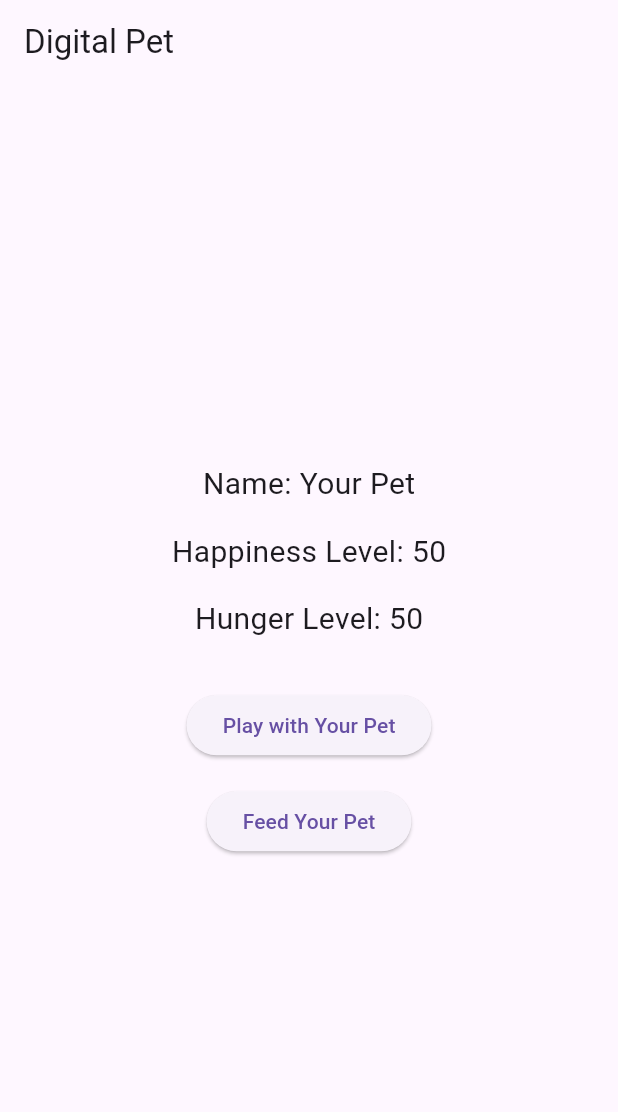
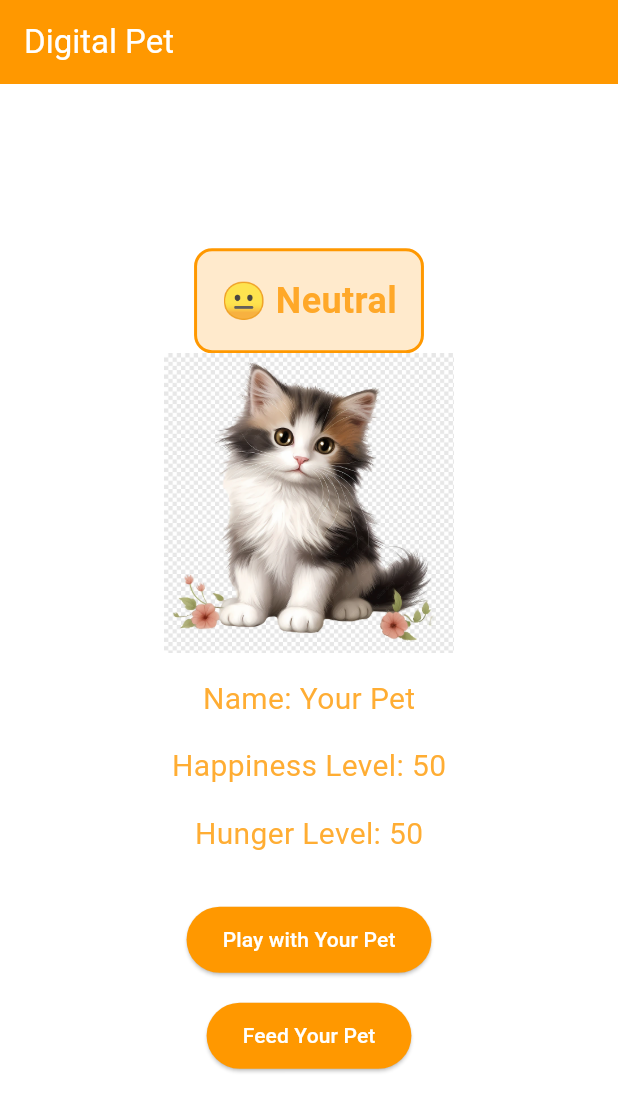
Before and after one commit to sseid4/real_pet_app, a Flutter app: the screen it shows after launch, on a phone screen of 412 x 824 dp. Shown: the top 1112 px of the screen. Run offline on Flutter 3.47's test engine with Material 3 defaults, Android fonts, the light colour scheme and no system bars.

Commit message:
Add the image and removed the background

```diff
--- a/lib/main.dart
+++ b/lib/main.dart
@@ -1,9 +1,7 @@
 import 'package:flutter/material.dart';
 
 void main() {
-  runApp(MaterialApp(
-    home: DigitalPetApp(),
-  ));
+  runApp(MaterialApp(home: DigitalPetApp()));
 }
 
 class DigitalPetApp extends StatefulWidget {
@@ -16,9 +14,45 @@
   int happinessLevel = 50;
   int hungerLevel = 50;
 
+  // Color changing function based on happiness level
+  Color _getPetMoodColor() {
+    if (happinessLevel >= 80) {
+      return const Color.fromARGB(255, 86, 175, 76); // Very happy - green
+    } else if (happinessLevel >= 60) {
+      return Colors.blue; // Happy - blue
+    } else if (happinessLevel >= 40) {
+      return Colors.orange; // Neutral - orange
+    } else if (happinessLevel >= 20) {
+      return Colors.red; // Sad - red
+    } else {
+      return Colors.grey; // Very sad - grey
+    }
+  }
+
+  // Get text color based on mood
+  Color _getTextColor() {
+    return _getPetMoodColor().withOpacity(0.8);
+  }
+
+  // Get mood text based on happiness level
+  String _getPetMoodText() {
+    if (happinessLevel >= 80) {
+      return "😄 Extremely Happy!";
+    } else if (happinessLevel >= 60) {
+      return "😊 Happy";
+    } else if (happinessLevel >= 40) {
+      return "😐 Neutral";
+    } else if (happinessLevel >= 20) {
+      return "😢 Sad";
+    } else {
+      return "😭 Very Sad";
+    }
+  }
+
   void _playWithPet() {
     setState(() {
       happinessLevel += 10;
+      if (happinessLevel > 100) happinessLevel = 100;
       _updateHunger();
     });
   }
@@ -26,6 +60,7 @@
   void _feedPet() {
     setState(() {
       hungerLevel -= 10;
+      if (hungerLevel < 0) hungerLevel = 0;
       _updateHappiness();
     });
   }
@@ -36,6 +71,8 @@
     } else {
       happinessLevel += 10;
     }
+    if (happinessLevel > 100) happinessLevel = 100;
+    if (happinessLevel < 0) happinessLevel = 0;
   }
 
   void _updateHunger() {
@@ -53,33 +90,71 @@
     return Scaffold(
       appBar: AppBar(
         title: Text('Digital Pet'),
+        backgroundColor: _getPetMoodColor(),
+        foregroundColor: Colors.white,
       ),
+      backgroundColor: Colors.white, // Remove colored background
       body: Center(
         child: Column(
           mainAxisAlignment: MainAxisAlignment.center,
           children: <Widget>[
+            // Pet mood indicator
+            Container(
+              padding: EdgeInsets.all(16.0),
+              decoration: BoxDecoration(
+                color: _getPetMoodColor().withOpacity(0.2),
+                borderRadius: BorderRadius.circular(12.0),
+                border: Border.all(color: _getPetMoodColor(), width: 2.0),
+              ),
+              child: Text(
+                _getPetMoodText(),
+                style: TextStyle(
+                  fontSize: 24.0,
+                  fontWeight: FontWeight.bold,
+                  color: _getTextColor(),
+                ),
+              ),
+            ),
+            Image.asset(
+              'assets/images/cat.webp',
+              width: 200,
+              height: 200,
+              color: Colors.transparent,
+              colorBlendMode: BlendMode.multiply,
+            ),
+            SizedBox(height: 16.0),
             Text(
               'Name: $petName',
-              style: TextStyle(fontSize: 20.0),
+              style: TextStyle(fontSize: 20.0, color: _getTextColor()),
             ),
             SizedBox(height: 16.0),
             Text(
               'Happiness Level: $happinessLevel',
-              style: TextStyle(fontSize: 20.0),
+              style: TextStyle(fontSize: 20.0, color: _getTextColor()),
             ),
             SizedBox(height: 16.0),
             Text(
               'Hunger Level: $hungerLevel',
-              style: TextStyle(fontSize: 20.0),
+              style: TextStyle(fontSize: 20.0, color: _getTextColor()),
             ),
             SizedBox(height: 32.0),
             ElevatedButton(
               onPressed: _playWithPet,
+              style: ElevatedButton.styleFrom(
+                backgroundColor: _getPetMoodColor(),
+                foregroundColor: Colors.white,
+                padding: EdgeInsets.symmetric(horizontal: 24.0, vertical: 12.0),
+              ),
               child: Text('Play with Your Pet'),
             ),
             SizedBox(height: 16.0),
             ElevatedButton(
               onPressed: _feedPet,
+              style: ElevatedButton.styleFrom(
+                backgroundColor: _getPetMoodColor(),
+                foregroundColor: Colors.white,
+                padding: EdgeInsets.symmetric(horizontal: 24.0, vertical: 12.0),
+              ),
               child: Text('Feed Your Pet'),
             ),
           ],
--- a/pubspec.yaml
+++ b/pubspec.yaml
@@ -58,9 +58,8 @@ flutter:
   uses-material-design: true
 
   # To add assets to your application, add an assets section, like this:
-  # assets:
-  #   - images/a_dot_burr.jpeg
-  #   - images/a_dot_ham.jpeg
+  assets:
+    - assets/images/
 
   # An image asset can refer to one or more resolution-specific "variants", see
   # https://flutter.dev/to/resolution-aware-images
```
Also changed, not shown: assets/images/cat.webp (added), 1 other file.
